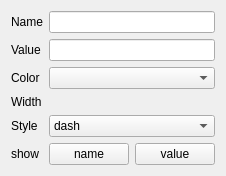
This is src/Interface/EdgePropertiesWidget.ui in KDE/rocs as Qt 5 draws it before an edit. The edited form follows.
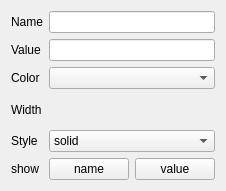
This is the edited form. Custom widgets are drawn as their Qt base class.

Commit message: fixed a bunch of stuff on the properties dialog.

```diff
--- a/src/Interface/EdgePropertiesWidget.ui
+++ b/src/Interface/EdgePropertiesWidget.ui
@@ -6,8 +6,8 @@
    <rect>
     <x>0</x>
     <y>0</y>
-    <width>163</width>
-    <height>146</height>
+    <width>190</width>
+    <height>191</height>
    </rect>
   </property>
   <property name="windowTitle">
@@ -47,6 +47,11 @@
    </item>
    <item row="5" column="2" colspan="2">
     <widget class="KComboBox" name="_style">
+     <item>
+      <property name="text">
+       <string>solid</string>
+      </property>
+     </item>
      <item>
       <property name="text">
        <string>dash</string>
@@ -85,6 +90,9 @@
      <property name="text">
       <string>name</string>
      </property>
+     <property name="checkable">
+      <bool>true</bool>
+     </property>
     </widget>
    </item>
    <item row="6" column="3">
@@ -92,6 +100,9 @@
      <property name="text">
       <string>value</string>
      </property>
+     <property name="checkable">
+      <bool>true</bool>
+     </property>
     </widget>
    </item>
    <item row="6" column="0">
```
The commit also changes 343 other files.
